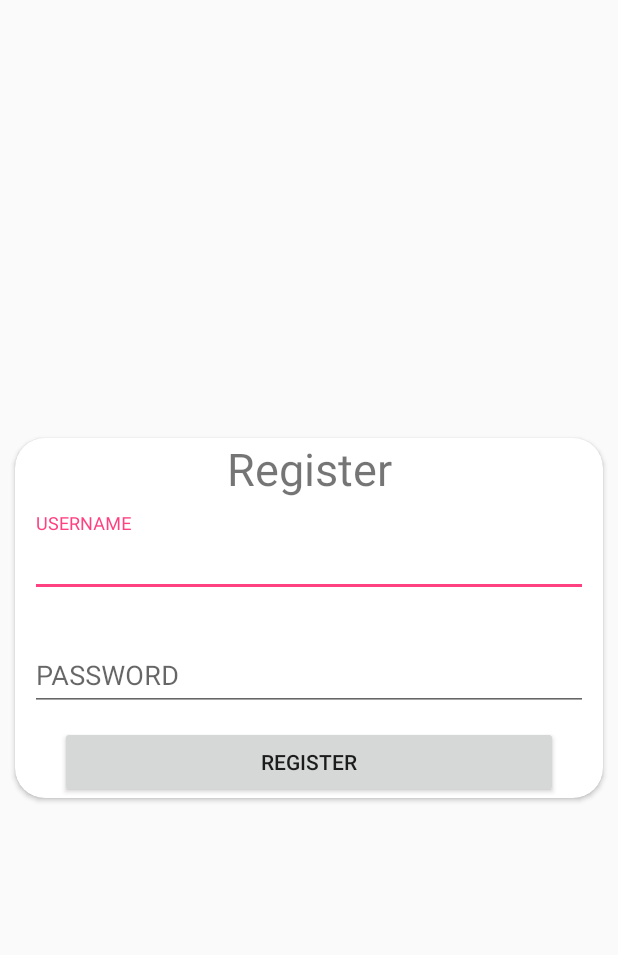
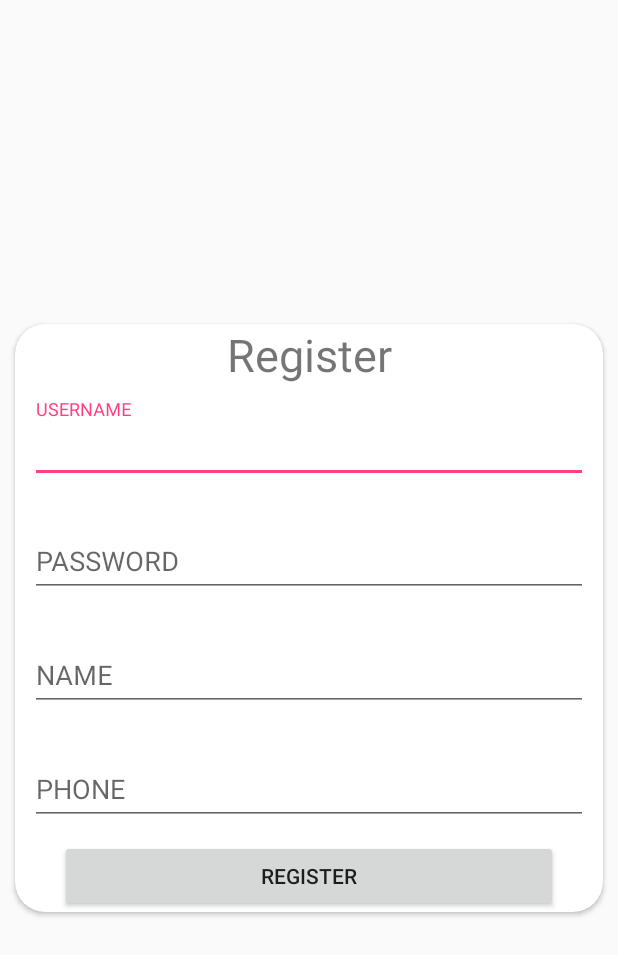
Before and after one commit to anirudh1107/whiteBear, an Android app: the screen it shows after launch (Register), after a tap on "Or Register", on a phone screen of 412 x 824 dp. Shown: the top 955 px of the screen. Run offline under Robolectric (Android 15) with nearby library versions, the phone set to English and light mode, and no system bars; our stand-ins replace Firebase (no records; nobody signed in at launch, a user with empty details on screens opened directly).

Commit message:
ani- Login and registration added2

```diff
--- a/app/src/main/java/com/example/android/whitebear/Login.java
+++ b/app/src/main/java/com/example/android/whitebear/Login.java
@@ -15,16 +15,21 @@ import com.google.android.gms.tasks.OnCompleteListener;
 import com.google.android.gms.tasks.Task;
 import com.google.firebase.auth.AuthResult;
 import com.google.firebase.auth.FirebaseAuth;
+import com.google.firebase.database.DatabaseReference;
+import com.google.firebase.database.FirebaseDatabase;
 
 public class Login extends AppCompatActivity implements View.OnClickListener {
 
     FirebaseAuth auth;
     private EditText user;
     private EditText password;
+
     private TextInputLayout user_wrapper;
     private TextInputLayout password_wrapper;
+
     private Button login;
     private TextView register;
+
     @Override
     protected void onCreate(Bundle savedInstanceState) {
         super.onCreate(savedInstanceState);
@@ -34,9 +39,11 @@ public class Login extends AppCompatActivity implements View.OnClickListener {
         user=findViewById(R.id.login_username);
         password=findViewById(R.id.login_password);
         user_wrapper=findViewById(R.id.login_username_wrapper);
-        user_wrapper.setHint("USERNAME");
+
+        user_wrapper.setHint("EmailId");
         password_wrapper=findViewById(R.id.login_password_wrapper);
         password_wrapper.setHint("PASSWORD");
+
         login=findViewById(R.id.login_login);
         register=findViewById(R.id.login_register);
 
@@ -59,6 +66,7 @@ public class Login extends AppCompatActivity implements View.OnClickListener {
 
                     if(task.isSuccessful())
                     {
+
                         startActivity(new Intent(Login.this,MainActivity.class));
                         finish();
                     }
--- a/app/src/main/java/com/example/android/whitebear/Register.java
+++ b/app/src/main/java/com/example/android/whitebear/Register.java
@@ -14,14 +14,21 @@ import com.google.android.gms.tasks.OnCompleteListener;
 import com.google.android.gms.tasks.Task;
 import com.google.firebase.auth.AuthResult;
 import com.google.firebase.auth.FirebaseAuth;
+import com.google.firebase.database.DatabaseReference;
+import com.google.firebase.database.FirebaseDatabase;
 
 public class Register extends AppCompatActivity {
 
     private EditText username;
     private EditText password;
+    private EditText name;
+    private EditText phone;
     private TextInputLayout usernameWrapper;
     private TextInputLayout passwordWrapper;
+    private TextInputLayout name_wrapper;
+    private TextInputLayout phone_wrapper;
     private Button submit;
+    private DatabaseReference ref;
     FirebaseAuth auth;
 
     @Override
@@ -32,10 +39,16 @@ public class Register extends AppCompatActivity {
         auth=FirebaseAuth.getInstance();
         username=findViewById(R.id.register_username);
         password=findViewById(R.id.register_password);
+        name=findViewById(R.id.register_name);
+        phone=findViewById(R.id.register_phone);
         usernameWrapper=findViewById(R.id.register_username_wrapper);
         usernameWrapper.setHint("USERNAME");
         passwordWrapper=findViewById(R.id.register_password_wrapper);
         passwordWrapper.setHint("PASSWORD");
+        name_wrapper=findViewById(R.id.register_name_wrapper);
+        name_wrapper.setHint("NAME");
+        phone_wrapper=findViewById(R.id.register_phone_wrapper);
+        phone_wrapper.setHint("PHONE");
 
         submit=findViewById(R.id.register_register);
         submit.setOnClickListener(new View.OnClickListener() {
@@ -54,6 +67,9 @@ public class Register extends AppCompatActivity {
 
                                         if(task.isSuccessful())
                                         {
+                                            ref= FirebaseDatabase.getInstance().getReference().child("employee").child(auth.getCurrentUser().getUid().toString());
+                                            ref.child("name").setValue(name.getText().toString());
+                                            ref.child("phone").setValue(phone.getText().toString());
                                             startActivity(new Intent(Register.this,MainActivity.class));
                                         }
                                     }
--- a/app/src/main/res/layout/activity_register.xml
+++ b/app/src/main/res/layout/activity_register.xml
@@ -53,6 +53,38 @@
                     android:layout_width="match_parent"
                     android:layout_height="wrap_content"
 
+                    android:inputType="textPassword"
+                    />
+
+            </android.support.design.widget.TextInputLayout>
+
+            <android.support.design.widget.TextInputLayout
+                android:id="@+id/register_name_wrapper"
+                android:layout_margin="10dp"
+                android:layout_width="match_parent"
+                android:layout_height="wrap_content">
+
+                <EditText
+                    android:id="@+id/register_name"
+                    android:layout_width="match_parent"
+                    android:layout_height="wrap_content"
+
+                    />
+
+            </android.support.design.widget.TextInputLayout>
+
+            <android.support.design.widget.TextInputLayout
+                android:id="@+id/register_phone_wrapper"
+                android:layout_margin="10dp"
+                android:layout_width="match_parent"
+                android:layout_height="wrap_content">
+
+                <EditText
+                    android:id="@+id/register_phone"
+                    android:layout_width="match_parent"
+                    android:layout_height="wrap_content"
+                    android:inputType="number"
+                    android:maxLength="10"
                     />
 
             </android.support.design.widget.TextInputLayout>
```
